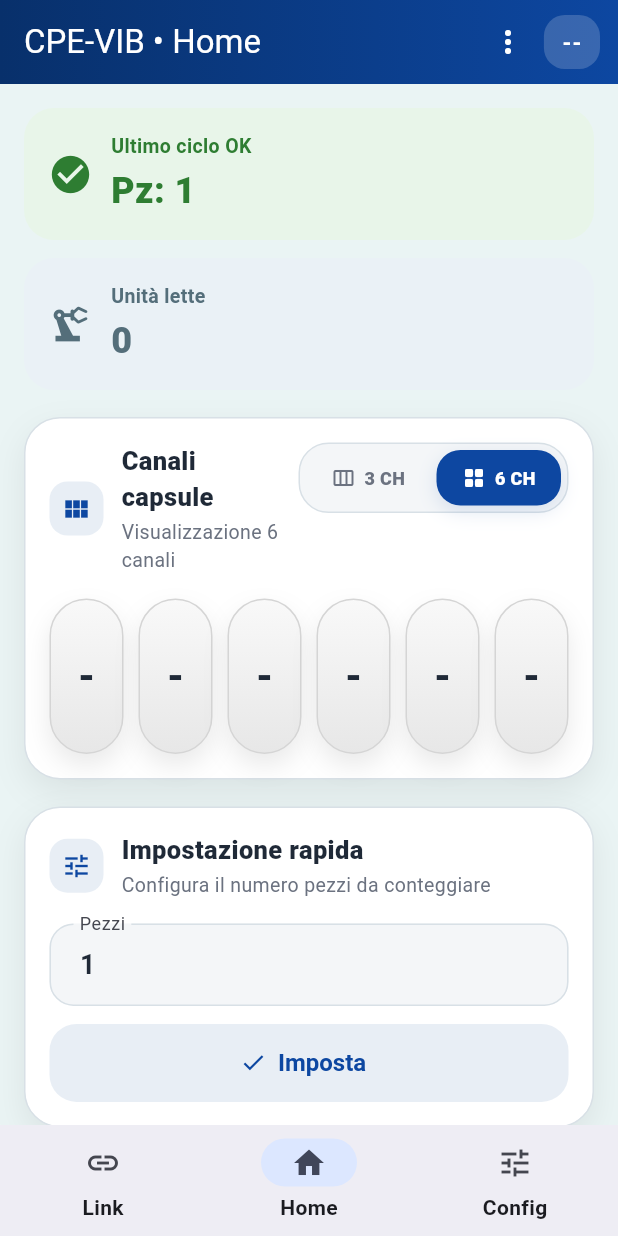
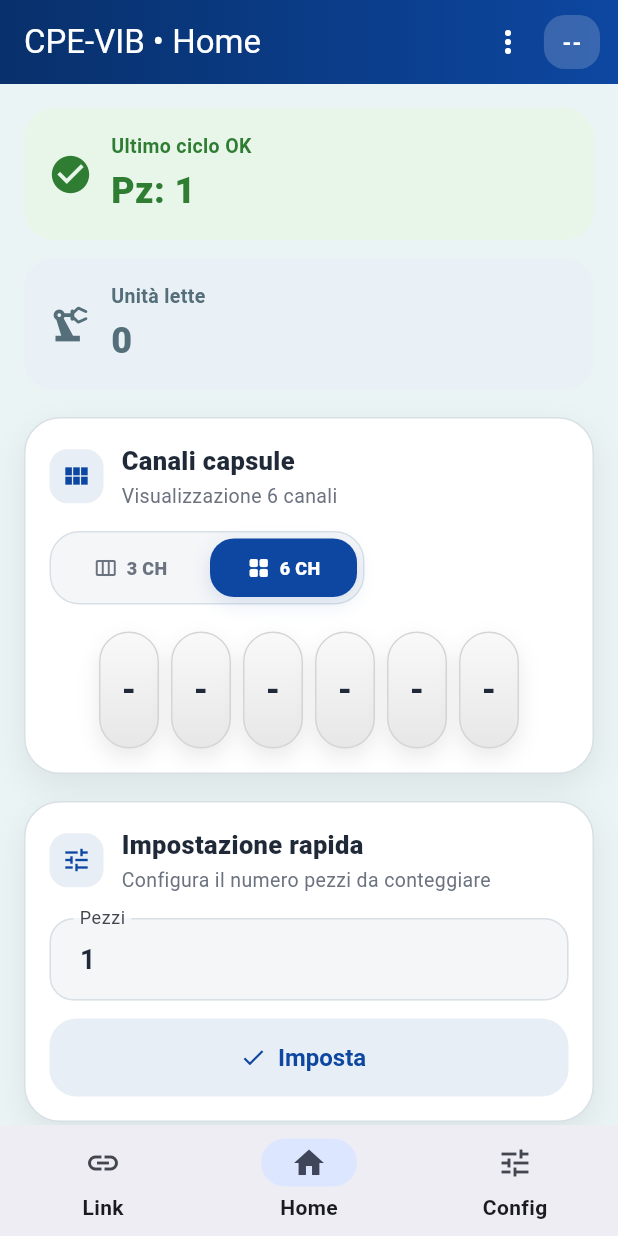
Before and after one commit to Luca0079CM/Pills-Counter-App, a Flutter app: the screen it shows after launch, swiped to page 2, on a phone screen of 412 x 824 dp. Run offline on Flutter 3.47's test engine with Material 3 defaults, Android fonts, the phone set to English and light mode, and no system bars; our stand-ins replace shared_preferences; missing offline and left inert: flutter_ringtone_player.

Commit message:
Fix card "Canali capsule"

```diff
--- a/lib/features/cpe_vib/presentation/pages/home_page.dart
+++ b/lib/features/cpe_vib/presentation/pages/home_page.dart
@@ -70,26 +70,22 @@ class HomePage extends StatelessWidget {
               child: Column(
                 crossAxisAlignment: CrossAxisAlignment.start,
                 children: [
-                  Row(
-                    crossAxisAlignment: CrossAxisAlignment.start,
-                    children: [
-                      Expanded(
-                        child: AppSectionHeader(
+                  AppSectionHeader(
                     title: 'Canali capsule',
                     subtitle: state.settings.sixChannelsMode
                         ? 'Visualizzazione 6 canali'
                         : 'Visualizzazione 3 canali',
                     icon: Icons.view_module,
                   ),
-                      ),
-                      const SizedBox(width: 12),
-                      _ChannelsToggle(
+                  const SizedBox(height: 14),
+                  Align(
+                    alignment: Alignment.centerLeft,
+                    child: _ChannelsToggle(
                       isSixChannels: state.settings.sixChannelsMode,
                       onChanged: (_) => controller.toggleSixChannelsMode(),
                     ),
-                    ],
                   ),
-                  const SizedBox(height: 16),
+                  const SizedBox(height: 18),
                   CapsuleView(
                     values: state.params.capsules,
                     showSix: state.settings.sixChannelsMode,
@@ -284,12 +280,13 @@ class _ChannelsToggle extends StatelessWidget {
 
   @override
   Widget build(BuildContext context) {
+    final compact = MediaQuery.sizeOf(context).width < 430;
+
     Widget segment({
       required bool selected,
       required String label,
       required IconData icon,
       required VoidCallback onTap,
-      bool compact = false,
     }) {
       return Expanded(
         child: AnimatedContainer(
@@ -315,8 +312,8 @@ class _ChannelsToggle extends StatelessWidget {
               onTap: onTap,
               child: Padding(
                 padding: EdgeInsets.symmetric(
-                  horizontal: compact ? 10 : 12,
-                  vertical: compact ? 10 : 12,
+                  horizontal: compact ? 12 : 14,
+                  vertical: compact ? 11 : 12,
                 ),
                 child: Row(
                   mainAxisAlignment: MainAxisAlignment.center,
@@ -324,17 +321,15 @@ class _ChannelsToggle extends StatelessWidget {
                     Icon(
                       icon,
                       size: compact ? 16 : 18,
-                      color: selected
-                          ? Colors.white
-                          : AppColors.textSecondary,
+                      color:
+                      selected ? Colors.white : AppColors.textSecondary,
                     ),
                     const SizedBox(width: 6),
                     Text(
                       label,
                       style: TextStyle(
-                        color: selected
-                            ? Colors.white
-                            : AppColors.textSecondary,
+                        color:
+                        selected ? Colors.white : AppColors.textSecondary,
                         fontWeight: FontWeight.w800,
                         fontSize: compact ? 12 : 13,
                         letterSpacing: 0.2,
@@ -349,14 +344,10 @@ class _ChannelsToggle extends StatelessWidget {
       );
     }
 
-    return LayoutBuilder(
-      builder: (context, constraints) {
-        final compact = MediaQuery.sizeOf(context).width < 430;
-
     return Container(
       constraints: BoxConstraints(
-            minWidth: compact ? 150 : 170,
-            maxWidth: compact ? 180 : 210,
+        minWidth: compact ? 170 : 190,
+        maxWidth: compact ? 210 : 230,
       ),
       padding: const EdgeInsets.all(4),
       decoration: BoxDecoration(
@@ -371,7 +362,6 @@ class _ChannelsToggle extends StatelessWidget {
             selected: !isSixChannels,
             label: '3 CH',
             icon: Icons.view_week_outlined,
-                compact: compact,
             onTap: () {
               if (isSixChannels) onChanged(false);
             },
@@ -381,7 +371,6 @@ class _ChannelsToggle extends StatelessWidget {
             selected: isSixChannels,
             label: '6 CH',
             icon: Icons.grid_view_rounded,
-                compact: compact,
             onTap: () {
               if (!isSixChannels) onChanged(true);
             },
@@ -389,7 +378,5 @@ class _ChannelsToggle extends StatelessWidget {
         ],
       ),
     );
-      },
-    );
   }
 }
--- a/lib/features/cpe_vib/presentation/widgets/capsule_view.dart
+++ b/lib/features/cpe_vib/presentation/widgets/capsule_view.dart
@@ -13,20 +13,41 @@ class CapsuleView extends StatelessWidget {
 
   @override
   Widget build(BuildContext context) {
-    final toShow = showSix ? values : values.take(3).toList();
+    final toShow = showSix ? values.take(6).toList() : values.take(3).toList();
 
     return LayoutBuilder(
       builder: (context, constraints) {
-        final total = toShow.length;
-        final spacing = total >= 6 ? 10.0 : 14.0;
-        final availableWidth = constraints.maxWidth;
-        final pillWidth =
-        ((availableWidth - ((total - 1) * spacing)) / total).clamp(42.0, 70.0);
+        final width = constraints.maxWidth;
+
+        // Dimensioni più compatte e stabili, così 6 canali stanno dentro
+        // e 3 canali restano centrati senza sembrare enormi.
+        double pillWidth;
+        double spacing;
+        double fontSize;
+
+        if (width < 360) {
+          pillWidth = 40;
+          spacing = 8;
+          fontSize = 22;
+        } else if (width < 390) {
+          pillWidth = 43;
+          spacing = 9;
+          fontSize = 23;
+        } else if (width < 430) {
+          pillWidth = 46;
+          spacing = 10;
+          fontSize = 24;
+        } else {
+          pillWidth = 50;
+          spacing = 12;
+          fontSize = 25;
+        }
 
         Widget pill(String txt) {
           return Container(
             width: pillWidth,
-            height: pillWidth * 2.1,
+            height: pillWidth * 1.95,
+            alignment: Alignment.center,
             decoration: BoxDecoration(
               borderRadius: BorderRadius.circular(999),
               gradient: const LinearGradient(
@@ -38,16 +59,16 @@ class CapsuleView extends StatelessWidget {
               boxShadow: const [
                 BoxShadow(
                   color: Color(0x16000000),
-                  blurRadius: 14,
-                  offset: Offset(0, 8),
+                  blurRadius: 12,
+                  offset: Offset(0, 6),
                 ),
               ],
             ),
-            alignment: Alignment.center,
             child: Text(
               txt.isEmpty ? '-' : txt,
-              style: const TextStyle(
-                fontSize: 26,
+              textAlign: TextAlign.center,
+              style: TextStyle(
+                fontSize: fontSize,
                 fontWeight: FontWeight.w800,
                 color: AppColors.textPrimary,
               ),
@@ -55,13 +76,17 @@ class CapsuleView extends StatelessWidget {
           );
         }
 
-        return Wrap(
-          alignment: WrapAlignment.center,
-          spacing: spacing,
-          runSpacing: 12,
-          children: [
-            for (final value in toShow) pill(value),
-          ],
+        return Center(
+          child: Wrap(
+            alignment: WrapAlignment.center,
+            runAlignment: WrapAlignment.center,
+            crossAxisAlignment: WrapCrossAlignment.center,
+            spacing: spacing,
+            runSpacing: 10,
+            children: [
+              for (final value in toShow) pill(value),
+            ],
+          ),
         );
       },
     );
```
Lines whose indentation alone changed are shown as unchanged.
